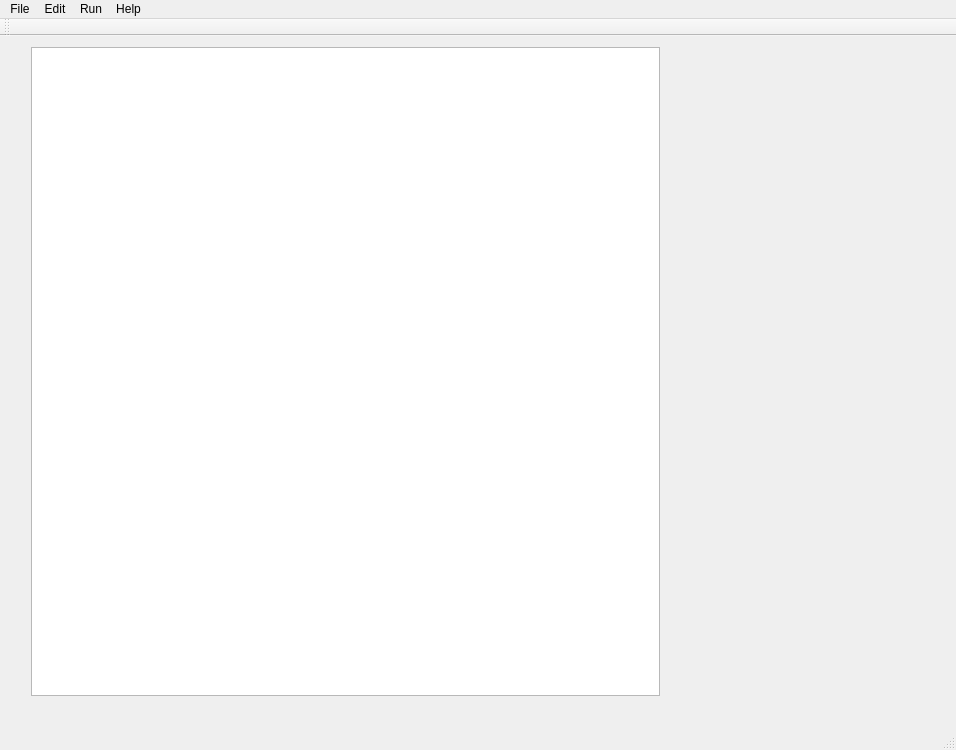
Qt form mainwindow.ui (pashazz/qtqbasic) before a commit.
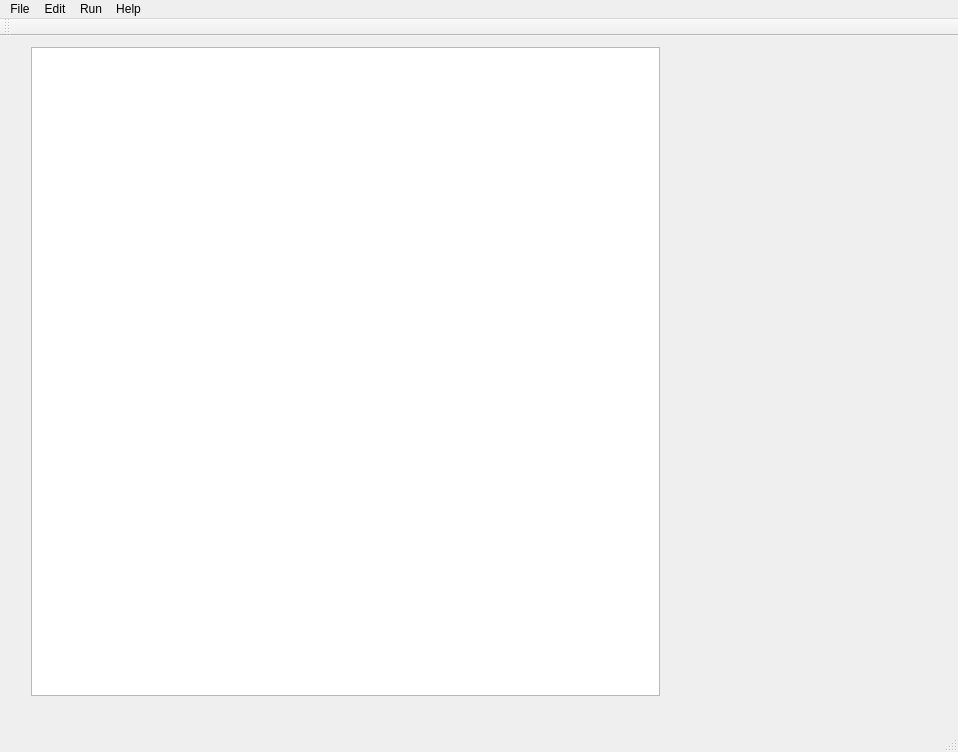
The same form after that commit. Icons and pictures are not drawn.

Diff of the .ui file:
```diff
--- a/mainwindow.ui
+++ b/mainwindow.ui
@@ -6,8 +6,8 @@
    <rect>
     <x>0</x>
     <y>0</y>
-    <width>956</width>
-    <height>750</height>
+    <width>958</width>
+    <height>752</height>
    </rect>
   </property>
   <property name="windowTitle">
@@ -35,8 +35,8 @@
     <rect>
      <x>0</x>
      <y>0</y>
-     <width>956</width>
-     <height>24</height>
+     <width>958</width>
+     <height>18</height>
     </rect>
    </property>
    <widget class="QMenu" name="menuFile">
```
